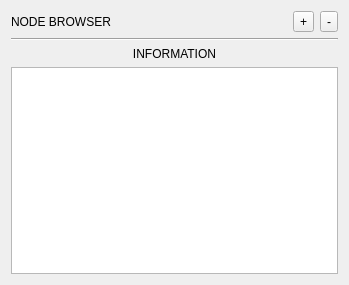
Qt form python/mmSolver/tools/solver/widget/nodebrowser_widget.ui (david-cattermole/mayaMatchMoveSolver) before a commit.
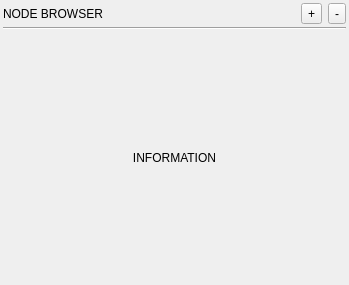
The same form after that commit.

Commit message: Added a right-click menu to the attribute and object tree views. Removed multiple inheritance to separate the .ui file from Qt Python class. Issue #86.

```diff
--- a/python/mmSolver/tools/solver/widget/nodebrowser_widget.ui
+++ b/python/mmSolver/tools/solver/widget/nodebrowser_widget.ui
@@ -13,7 +13,22 @@
   <property name="windowTitle">
    <string>Form</string>
   </property>
-  <layout class="QVBoxLayout" name="verticalLayout">
+  <layout class="QVBoxLayout" name="verticalLayout" stretch="0,0,0,1">
+   <property name="spacing">
+    <number>3</number>
+   </property>
+   <property name="leftMargin">
+    <number>3</number>
+   </property>
+   <property name="topMargin">
+    <number>3</number>
+   </property>
+   <property name="rightMargin">
+    <number>3</number>
+   </property>
+   <property name="bottomMargin">
+    <number>3</number>
+   </property>
    <item>
     <layout class="QHBoxLayout" name="addRemove_layout">
      <property name="spacing">
@@ -105,7 +120,11 @@
     </widget>
    </item>
    <item>
-    <widget class="QTreeView" name="treeView"/>
+    <layout class="QVBoxLayout" name="treeViewLayout">
+     <property name="spacing">
+      <number>3</number>
+     </property>
+    </layout>
    </item>
   </layout>
  </widget>
```
The commit also changes 6 other files.
